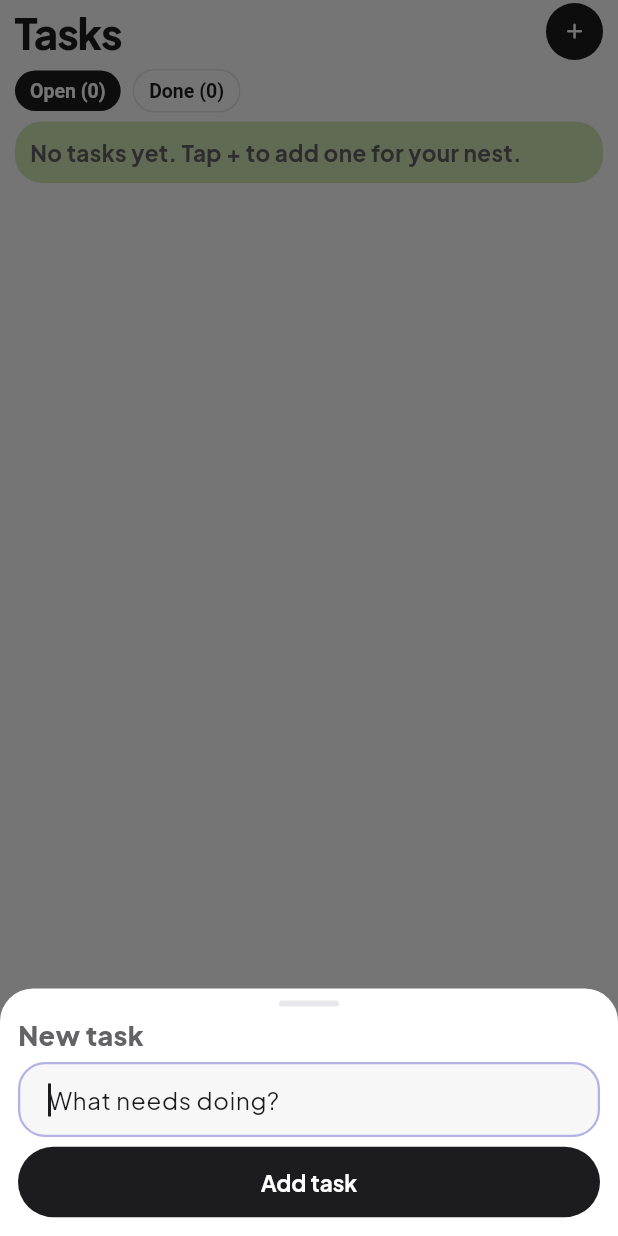
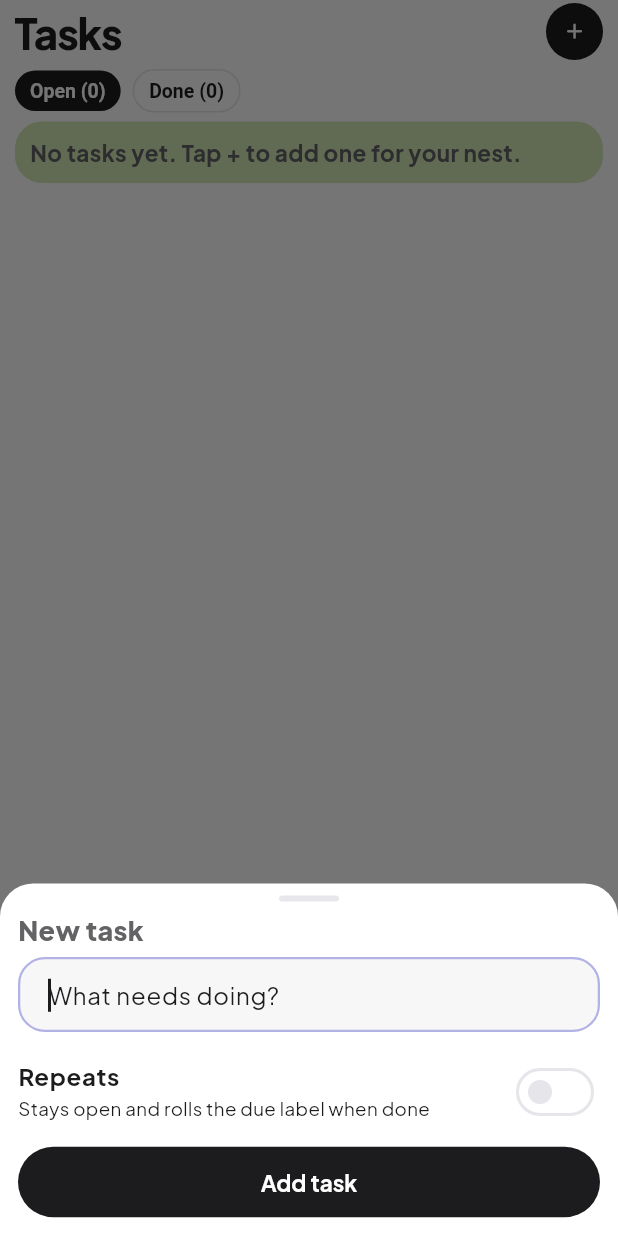
Before and after one commit to kamranibrahim/nestly, a Flutter app: the TasksScreen screen opened directly, after a tap on the "add" icon, on a phone screen of 412 x 824 dp. Run offline on Flutter 3.47's test engine with Material 3 defaults, Android fonts, the phone set to English and light mode, and no system bars; our stand-ins replace cloud_firestore, drift, drift_flutter, file_picker, firebase_ai, firebase_auth and 8 more; accounts and stored records are empty; generated files the repository leaves out were written again.

Commit message:
Add school Done from Home and rolling recurring tasks.
Mark school activities done from family needs, and let repeating chores stay open while advancing Today → Tomorrow → In 7 days.

Co-authored-by: Cursor <cursoragent@cursor.com>

```diff
--- a/lib/data/family_needs.dart
+++ b/lib/data/family_needs.dart
@@ -95,7 +95,7 @@ FamilyNeedsSummary buildFamilyNeeds({
             '$schoolDue school / pickup${schoolDue == 1 ? '' : 's'} due',
         detail: 'Confirm who’s covering the run',
         kind: FamilyNeedKind.school,
-        actionLabel: 'Open',
+        actionLabel: 'Done',
       ),
     );
   }
--- a/lib/screens/tasks_screen.dart
+++ b/lib/screens/tasks_screen.dart
@@ -185,8 +185,8 @@ class TasksScreen extends ConsumerWidget {
     )..sort((a, b) => MemberRoles.adultLikeFirst(a.role, b.role));
     final initialAssignee = members.isNotEmpty ? members.first.id : '';
 
-    final result =
-        await showModalBottomSheet<({String title, String assigneeId})>(
+    final result = await showModalBottomSheet<
+        ({String title, String assigneeId, bool recurring})>(
       context: context,
       isScrollControlled: true,
       backgroundColor: AppColors.surface,
@@ -203,6 +203,7 @@ class TasksScreen extends ConsumerWidget {
       await ref.read(taskRepositoryProvider).addTask(
             title: result.title,
             assigneeId: result.assigneeId,
+            recurring: result.recurring,
           );
       try {
         await ref.read(syncServiceProvider).syncAll();
@@ -227,6 +228,7 @@ class _AddTaskSheet extends StatefulWidget {
 class _AddTaskSheetState extends State<_AddTaskSheet> {
   late final TextEditingController _controller;
   late String _assigneeId;
+  bool _recurring = false;
 
   @override
   void initState() {
@@ -247,7 +249,10 @@ class _AddTaskSheetState extends State<_AddTaskSheet> {
       Navigator.pop(context);
       return;
     }
-    Navigator.pop(context, (title: title, assigneeId: _assigneeId));
+    Navigator.pop(
+      context,
+      (title: title, assigneeId: _assigneeId, recurring: _recurring),
+    );
   }
 
   @override
@@ -301,7 +306,20 @@ class _AddTaskSheetState extends State<_AddTaskSheet> {
                 ],
               ),
             ],
-            const SizedBox(height: 6),
+            const SizedBox(height: 4),
+            SwitchListTile(
+              contentPadding: EdgeInsets.zero,
+              title: const Text(
+                'Repeats',
+                style: TextStyle(fontWeight: FontWeight.w700),
+              ),
+              subtitle: const Text(
+                'Stays open and rolls the due label when done',
+                style: TextStyle(fontSize: 12.5),
+              ),
+              value: _recurring,
+              onChanged: (v) => setState(() => _recurring = v),
+            ),
             FilledButton(
               onPressed: _submit,
               child: const Text('Add task'),
@@ -377,7 +395,7 @@ class _PastelTaskCard extends StatelessWidget {
           Row(
             children: [
               Text(
-                '$name · ${task.dueLabel}',
+                '$name · ${task.dueLabel}${task.recurring ? ' · repeats' : ''}',
                 style: const TextStyle(
                   fontWeight: FontWeight.w600,
                   color: AppColors.inkSecondary,
@@ -393,9 +411,9 @@ class _PastelTaskCard extends StatelessWidget {
                     color: Colors.white.withValues(alpha: 0.75),
                     borderRadius: BorderRadius.circular(999),
                   ),
-                  child: const Text(
-                    'Open',
-                    style: TextStyle(
+                  child: Text(
+                    task.recurring ? 'Repeats' : 'Open',
+                    style: const TextStyle(
                       fontWeight: FontWeight.w800,
                       fontSize: 11,
                     ),
```
Also changed, not shown: lib/data/repositories.dart (+36 -1 lines), lib/screens/home_screen.dart (+35 -1 lines), 2 other files.
